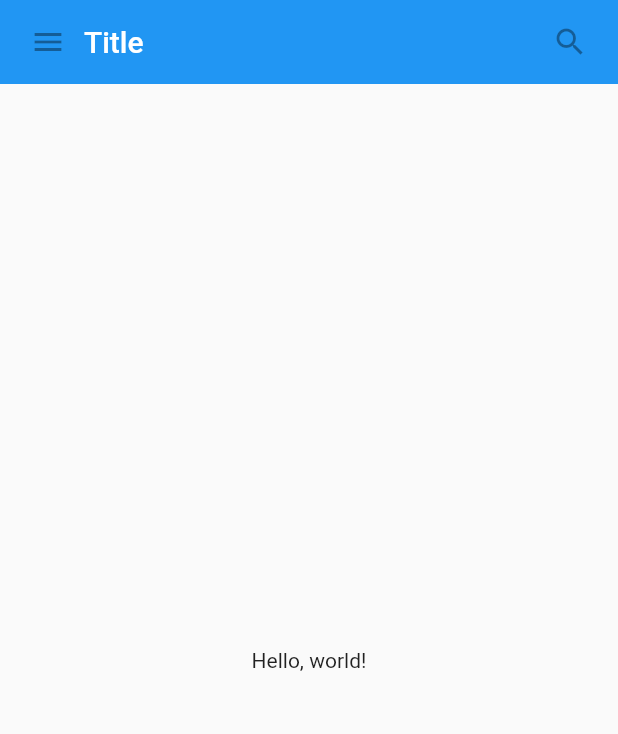
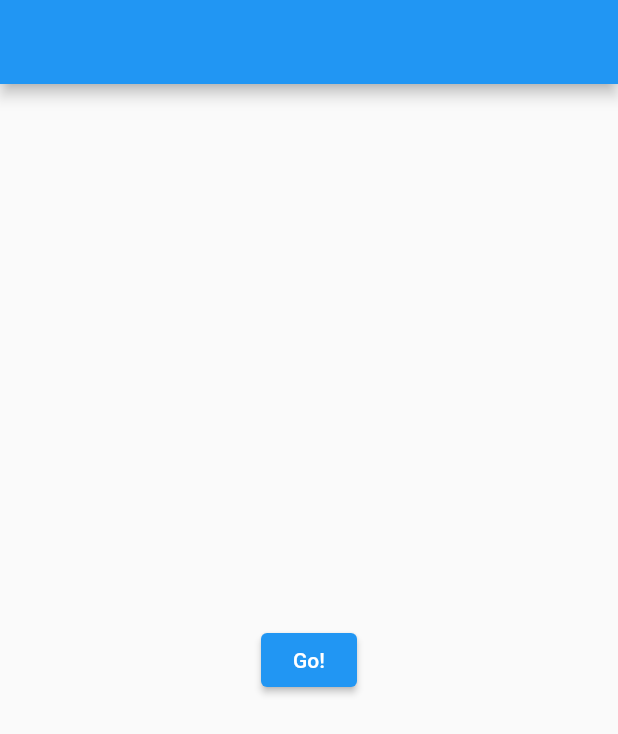
Before and after one commit to OkonovUrmat/First-Flutter-App, a Flutter app: the screen it shows after launch, on a phone screen of 412 x 824 dp. Shown: the top 734 px of the screen. Run offline on Flutter 3.47's test engine with Material 2 defaults, Android fonts, the phone set to English and light mode, and no system bars.

Commit message:
main.dart: Animation routing

```diff
--- a/lib/main.dart
+++ b/lib/main.dart
@@ -1,72 +1,43 @@
 import 'package:flutter/material.dart';
 
-class MyAppBar extends StatelessWidget {
-  MyAppBar({this.title});
+main() {
+  runApp(MaterialApp(
+    home: Page1(),
+  ));
+}
 
-  // Fields in a Widget subclass are always marked "final".
-
-  final Widget title;
-
-  @override
+class Page1 extends StatelessWidget {
   Widget build(BuildContext context) {
-    return Container(
-      height: 56.0, // in logical pixels
-      padding: const EdgeInsets.symmetric(horizontal: 8.0),
-      decoration: BoxDecoration(color: Colors.blue[500]),
-      // Row is a horizontal, linear layout.
-      child: Row(
-        // <Widget> is the type of items in the list.
-        children: <Widget>[
-          IconButton(
-            icon: Icon(Icons.menu),
-            tooltip: 'Navigation menu',
-            onPressed: null, // null disables the button
-          ),
-          // Expanded expands its child to fill the available space.
-          Expanded(
-            child: title,
-          ),
-          IconButton(
-            icon: Icon(Icons.search),
-            tooltip: 'Search',
-            onPressed: null,
-          ),
-        ],
+    return Scaffold(
+      appBar: AppBar(),
+      body: Center(
+        child: ElevatedButton(
+          child: Text('Go!'),
+          onPressed: () {
+            Navigator.of(context).push(_createRoute());
+          },
+        ),
       ),
     );
   }
 }
 
-class MyScaffold extends StatelessWidget {
-  @override
+Route _createRoute() {
+  return PageRouteBuilder(
+    pageBuilder: (context, animation, secondaryAnimation) => Page2(),
+    transitionsBuilder: (context, animation, secondaryAnimation, child) {
+      return child;
+    },
+  );
+}
+
+class Page2 extends StatelessWidget {
   Widget build(BuildContext context) {
-    // Material is a conceptual piece of paper on which the UI appears.
-    return Material(
-      // Column is a vertical, linear layout.
-      child: Column(
-        children: <Widget>[
-          MyAppBar(
-            title: Text(
-              'Title',
-              style: Theme.of(context).primaryTextTheme.headline6,
-            ),
-          ),
-          Expanded(
-            child: Center(
-              child: Text('Hello, world!'),
-            ),
-          ),
-        ],
+    return Scaffold(
+      appBar: AppBar(),
+      body: Center(
+        child: Text('Page 2'),
       ),
     );
   }
 }
-
-void main() {
-  runApp(MaterialApp(
-    title: 'My app', // used by the OS task switcher
-    home: SafeArea(
-      child: MyScaffold(),
-    ),
-  ));
-}
```
